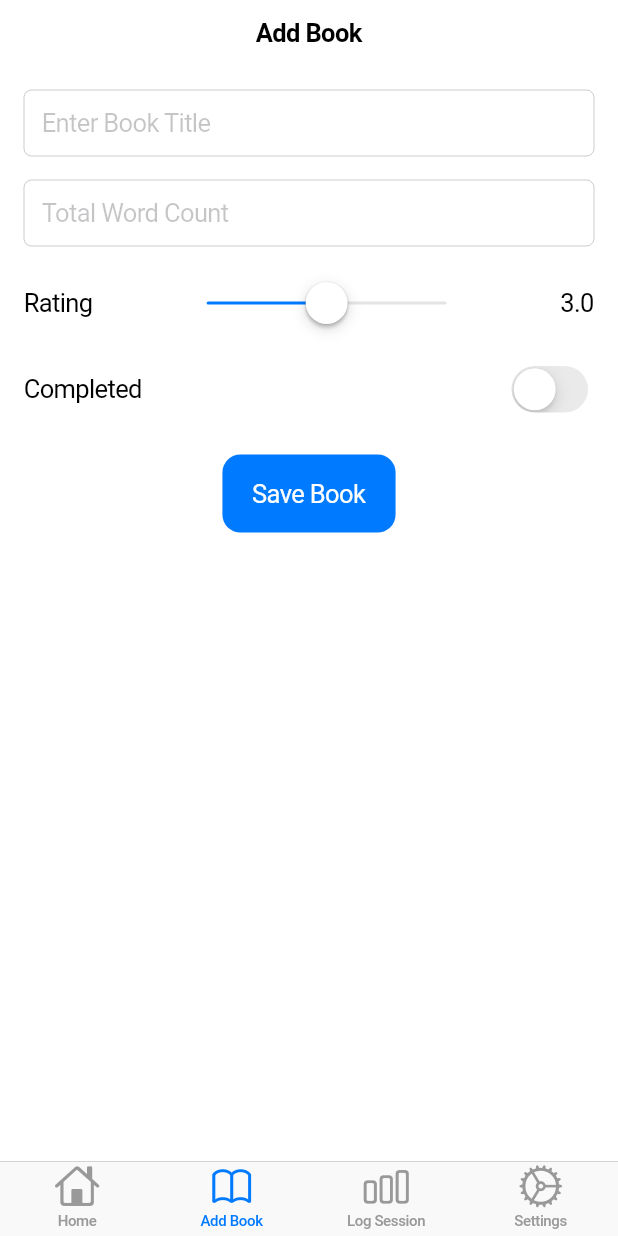
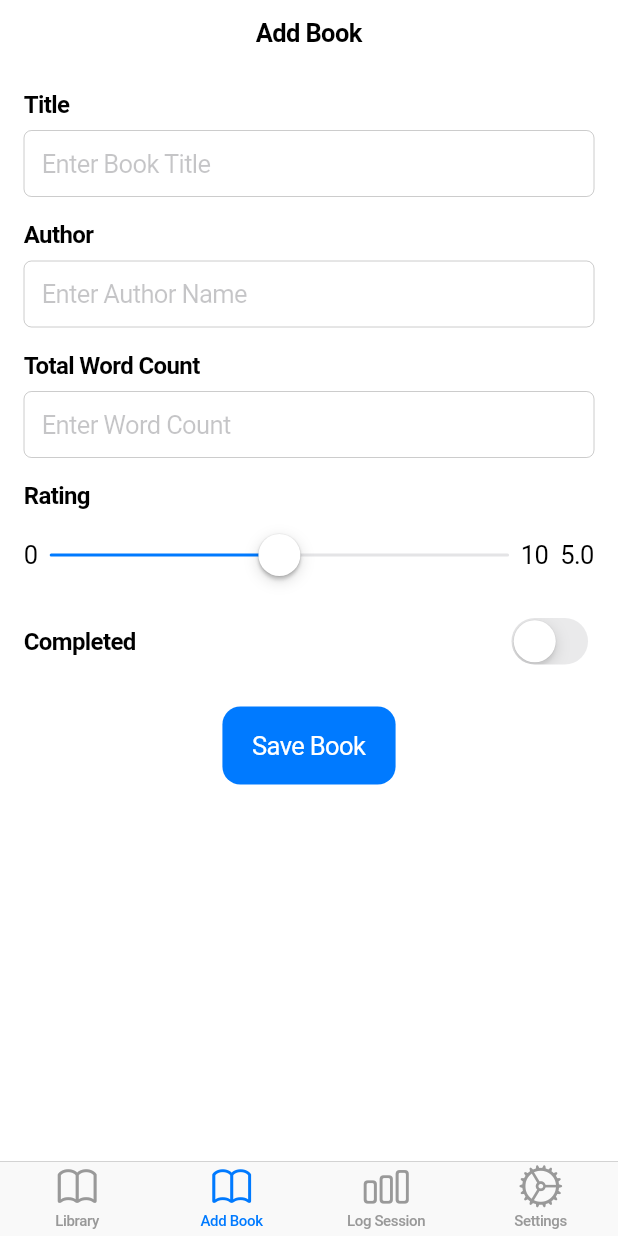
Before and after one commit to tyshoe/ReadStats, a Flutter app: the screen it shows after launch, item 2 of the bottom bar chosen, on a phone screen of 412 x 824 dp. Run offline on Flutter 3.47's test engine with Material 3 defaults, Android fonts, the phone set to English and light mode, and no system bars.

Commit message:
update add book page, fix icons dependency, adjust home to library

```diff
--- a/lib/main.dart
+++ b/lib/main.dart
@@ -1,5 +1,5 @@
 import 'package:flutter/cupertino.dart';
-import 'pages/home_page.dart';
+import 'pages/library_page.dart';
 import 'pages/add_book_page.dart';
 import 'pages/log_session_page.dart';
 import 'pages/settings_page.dart';
@@ -64,7 +64,7 @@ class NavigationMenu extends StatelessWidget {
     return CupertinoTabScaffold(
       tabBar: CupertinoTabBar(
         items: const [
-          BottomNavigationBarItem(icon: Icon(CupertinoIcons.home), label: 'Home'),
+          BottomNavigationBarItem(icon: Icon(CupertinoIcons.book), label: 'Library'),
           BottomNavigationBarItem(icon: Icon(CupertinoIcons.book), label: 'Add Book'),
           BottomNavigationBarItem(icon: Icon(CupertinoIcons.chart_bar), label: 'Log Session'),
           BottomNavigationBarItem(icon: Icon(CupertinoIcons.settings), label: 'Settings'),
--- a/lib/pages/add_book_page.dart
+++ b/lib/pages/add_book_page.dart
@@ -11,15 +11,17 @@ class AddBookPage extends StatefulWidget {
 
 class _AddBookPageState extends State<AddBookPage> {
   final TextEditingController _titleController = TextEditingController();
+  final TextEditingController _authorController = TextEditingController();
   final TextEditingController _wordCountController = TextEditingController();
-  double _rating = 3;
+  double _rating = 5;
   bool _isCompleted = false;
 
   void _saveBook() {
     String title = _titleController.text;
+    String author = _authorController.text;
     int? wordCount = int.tryParse(_wordCountController.text);
 
-    if (title.isEmpty || wordCount == null) {
+    if (title.isEmpty || author.isEmpty || wordCount == null) {
       showCupertinoDialog(
         context: context,
         builder: (_) => CupertinoAlertDialog(
@@ -39,6 +41,7 @@ class _AddBookPageState extends State<AddBookPage> {
     // Save the book
     widget.addBook({
       "title": title,
+      "author": author,
       "wordCount": wordCount,
       "rating": _rating,
       "isCompleted": _isCompleted,
@@ -46,9 +49,10 @@ class _AddBookPageState extends State<AddBookPage> {
 
     // Clear fields
     _titleController.clear();
+    _authorController.clear();
     _wordCountController.clear();
     setState(() {
-      _rating = 3;
+      _rating = 5;
       _isCompleted = false;
     });
 
@@ -78,34 +82,56 @@ class _AddBookPageState extends State<AddBookPage> {
           child: Column(
             crossAxisAlignment: CrossAxisAlignment.start,
             children: [
+              const Text("Title",
+                  style: TextStyle(fontSize: 16, fontWeight: FontWeight.bold)),
+              const SizedBox(height: 8),
               CupertinoTextField(
                 controller: _titleController,
                 placeholder: "Enter Book Title",
                 padding: const EdgeInsets.all(12),
               ),
               const SizedBox(height: 16),
+              const Text("Author",
+                  style: TextStyle(fontSize: 16, fontWeight: FontWeight.bold)),
+              const SizedBox(height: 8),
+              CupertinoTextField(
+                controller: _authorController,
+                placeholder: "Enter Author Name",
+                padding: const EdgeInsets.all(12),
+              ),
+              const SizedBox(height: 16),
+              const Text("Total Word Count",
+                  style: TextStyle(fontSize: 16, fontWeight: FontWeight.bold)),
+              const SizedBox(height: 8),
               CupertinoTextField(
                 controller: _wordCountController,
-                placeholder: "Total Word Count",
+                placeholder: "Enter Word Count",
                 padding: const EdgeInsets.all(12),
                 keyboardType: TextInputType.number,
               ),
               const SizedBox(height: 16),
+              const Text("Rating",
+                  style: TextStyle(fontSize: 16, fontWeight: FontWeight.bold)),
+              const SizedBox(height: 8),
               Row(
                 mainAxisAlignment: MainAxisAlignment.spaceBetween,
                 children: [
-                  const Text("Rating"),
-                  CupertinoSlider(
+                  const Text("0"),
+                  Expanded(
+                    child: CupertinoSlider(
                       value: _rating,
-                    min: 1,
-                    max: 5,
-                    divisions: 4,
+                      min: 0,
+                      max: 10,
+                      divisions: 10,
                       onChanged: (value) {
                         setState(() {
                           _rating = value;
                         });
                       },
                     ),
+                  ),
+                  const Text("10"),
+                  const SizedBox(width: 8),
                   Text(_rating.toStringAsFixed(1)),
                 ],
               ),
@@ -113,7 +139,8 @@ class _AddBookPageState extends State<AddBookPage> {
               Row(
                 mainAxisAlignment: MainAxisAlignment.spaceBetween,
                 children: [
-                  const Text("Completed"),
+                  const Text("Completed",
+                      style: TextStyle(fontSize: 16, fontWeight: FontWeight.bold)),
                   CupertinoSwitch(
                     value: _isCompleted,
                     onChanged: (value) {
--- a/lib/pages/home_page.dart
+++ b/lib/pages/library_page.dart
@@ -8,7 +8,7 @@ class HomePage extends StatelessWidget {
   @override
   Widget build(BuildContext context) {
     return CupertinoPageScaffold(
-      navigationBar: const CupertinoNavigationBar(middle: Text('Home')),
+      navigationBar: const CupertinoNavigationBar(middle: Text('Library')),
       child: SafeArea(
         child: books.isEmpty
             ? const Center(child: Text("No books added yet."))
@@ -19,10 +19,13 @@ class HomePage extends StatelessWidget {
                   final book = books[index];
                   return CupertinoListTile(
                     title: Text(book['title']),
-                    subtitle: Text("Words: ${book['wordCount']}, Rating: ${book['rating']}"),
+                    subtitle: Text(
+                        "Words: ${book['wordCount']}, Rating: ${book['rating']}"),
                     trailing: book['isCompleted']
-                        ? const Icon(CupertinoIcons.check_mark_circled, color: CupertinoColors.systemGreen)
-                        : const Icon(CupertinoIcons.clock, color: CupertinoColors.systemGrey),
+                        ? const Icon(CupertinoIcons.check_mark_circled,
+                            color: CupertinoColors.systemGreen)
+                        : const Icon(CupertinoIcons.clock,
+                            color: CupertinoColors.systemGrey),
                   );
                 },
               ),
--- a/lib/pages/settings_page.dart
+++ b/lib/pages/settings_page.dart
@@ -4,7 +4,8 @@ class SettingsPage extends StatelessWidget {
   final Function(bool) toggleTheme;
   final bool isDarkMode;
 
-  const SettingsPage({super.key, required this.toggleTheme, required this.isDarkMode});
+  const SettingsPage(
+      {super.key, required this.toggleTheme, required this.isDarkMode});
 
   @override
   Widget build(BuildContext context) {
--- a/pubspec.yaml
+++ b/pubspec.yaml
@@ -1,6 +1,6 @@
 name: read_stats
 description: "A new Flutter project."
-publish_to: 'none'
+publish_to: "none"
 version: 0.1.0
 
 environment:
@@ -10,6 +10,7 @@ dependencies:
   flutter:
     sdk: flutter
   fl_chart: ^0.69.2
+  cupertino_icons: ^1.0.2
 
 dev_dependencies:
   flutter_test:
```
Also changed, not shown: pubspec.lock. Lines whose indentation alone changed are shown as unchanged.
